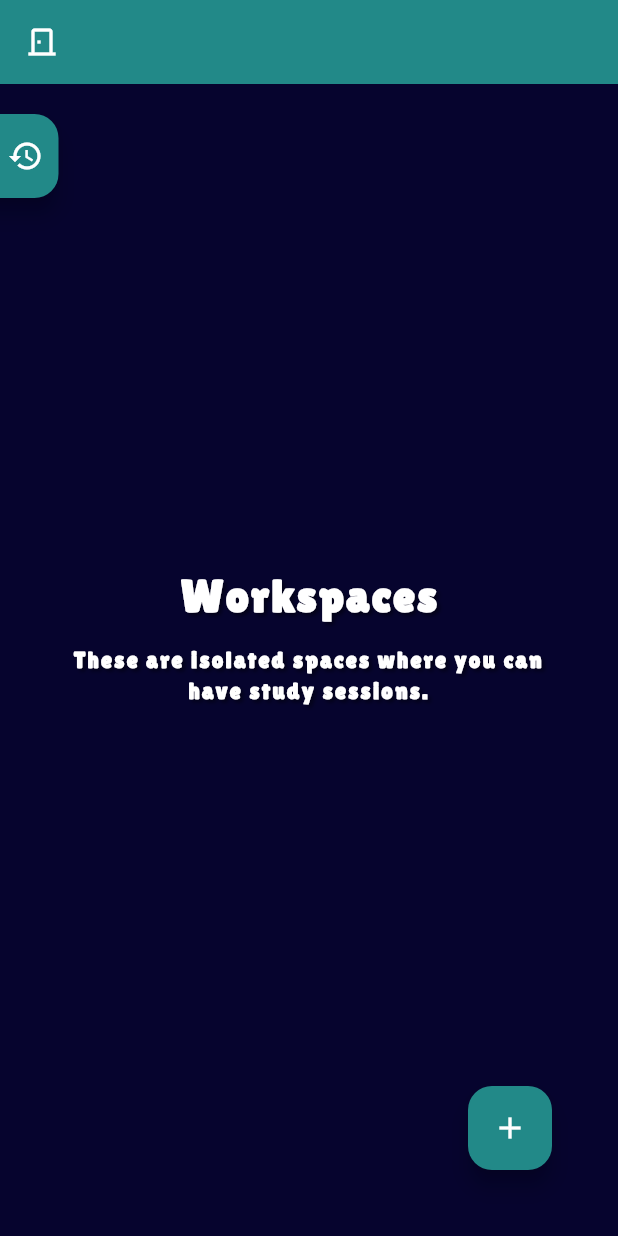
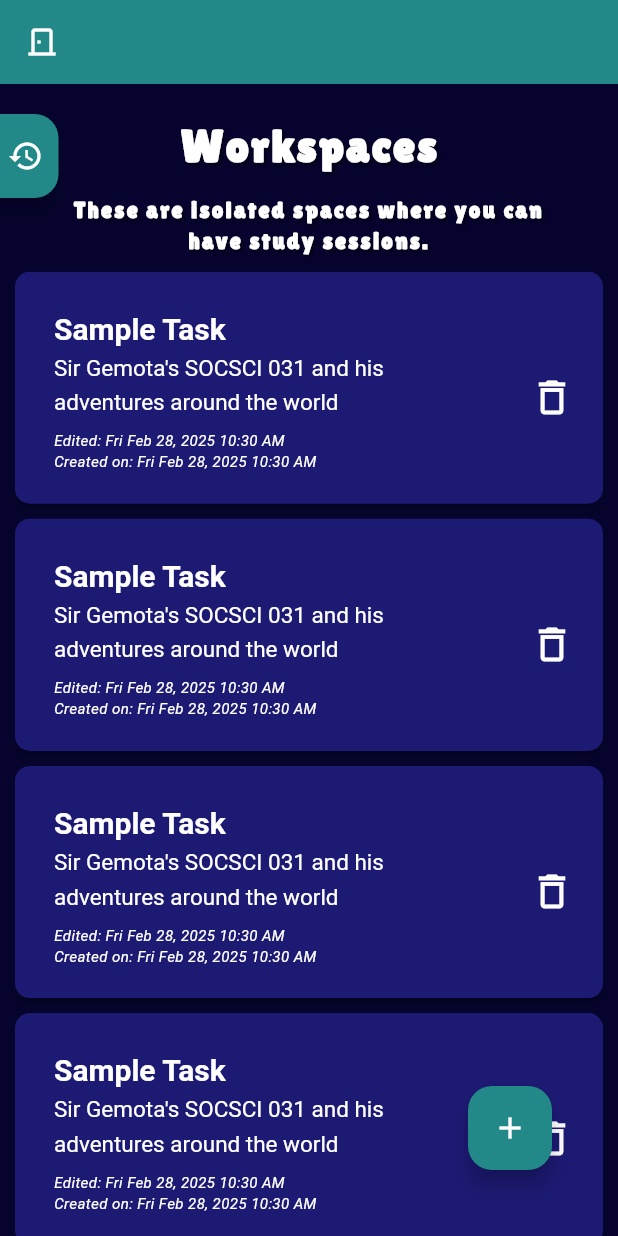
Before and after one commit to DymNomZ/stackture_mobile, a Flutter app: the HomePage screen opened directly, on a phone screen of 412 x 824 dp. Run offline on Flutter 3.47's test engine with Material 3 defaults, Android fonts, the light colour scheme and no system bars; drawn by our look-alikes of reorderable_grid_view.

Commit message:
Added cards

```diff
--- a/lib/home_page.dart
+++ b/lib/home_page.dart
@@ -1,8 +1,10 @@
 import 'package:flutter/material.dart';
+import 'package:intl/intl.dart';
 import 'package:reorderable_grid_view/reorderable_grid_view.dart';
 import 'package:stackture_mobile/recent_activity_panel.dart';
 import 'package:stackture_mobile/utils/colors.dart';
 import 'package:stackture_mobile/utils/fab_location.dart';
+import 'package:stackture_mobile/utils/task.dart';
 import 'package:stackture_mobile/utils/variables.dart';
 
 
@@ -14,11 +16,32 @@ class HomePage extends StatefulWidget {
 class _HomePageState extends State<HomePage> {
 
   bool _showRecent = false; // Controls recent activity visibility
+  List<Task> taskList = [];
+
+  //Dummy filler task
+  Task dummy = Task(
+    title: 'Sample Task', description: 'Sir Gemota\'s SOCSCI 031 and his adventures around the world',
+    content: 'Lorem ipsum...', creationTime: DateTime.now(), modifiedTime: DateTime.now()
+  );
 
   void toggleRecent() {
     setState(() {
       _showRecent = !_showRecent;
     });
+  }
+
+  //Will be used to load tasks of user
+  void loadUserTasks(){
+    //temporary fill up 10 times
+    for(int i = 0; i < 10; i++) {
+      taskList.add(dummy);
+    }
+  }
+
+  @override
+  void initState(){
+    super.initState();
+    loadUserTasks();
   }
 
   @override
@@ -52,15 +75,12 @@ class _HomePageState extends State<HomePage> {
       ),
       body: Stack(
         children: [
-          Align(
-            alignment: Alignment.topCenter,
-            child: Column(
+          Column(
             mainAxisAlignment: MainAxisAlignment.center,
             crossAxisAlignment: CrossAxisAlignment.center,
             mainAxisSize: MainAxisSize.min,
             children: [
-                SizedBox(height: 20),
-            Padding(padding: EdgeInsets.only(top:  300),
+              Padding(padding: EdgeInsets.only(top: 20),
                 child: Text(
                   "Workspaces",
                   style: TextStyle(
@@ -81,104 +101,86 @@ class _HomePageState extends State<HomePage> {
                       shadows: defaultShadow
                   ),
                 ),
-
               ),
-
               SizedBox(height: 10),
-                // Expanded(
-                //   child: ReorderableGridView.builder(
-                //     gridDelegate: SliverGridDelegateWithFixedCrossAxisCount (
-                //       crossAxisCount: 1,
-                //       childAspectRatio: 2.5
-                //     ),
-                //     itemCount: filteredNotes.length,
-                //     itemBuilder: (context, index) {
-                //       //Note currentNote = filteredNotes[index];
-                //       return Card(
-                //         key: ValueKey(index),
-                //         margin: const EdgeInsets.fromLTRB(10, 0, 10, 10),
-                //         color: StacktureColors.tertiary,
-                //         elevation: 3,
-                //         shape: RoundedRectangleBorder(
-                //             borderRadius: BorderRadius.circular(10)),
-                //         child: Padding(
-                //           padding: const EdgeInsets.all(10.0),
-                //           child: Row(
-                //             children: [
-                //               Expanded(
-                //                 child: ListTile(
-                //                   onTap: () {
-                //
-                //                   },
-                //                   title: RichText(
-                //                     maxLines: 3,
-                //                     overflow: TextOverflow.ellipsis,
-                //                     text: TextSpan(
-                //                         text: '${currentNote.title} \n',
-                //                         style: TextStyle(
-                //                             color: cardDarkMode(currentNote),
-                //                             fontWeight: FontWeight.bold,
-                //                             fontSize: 14,
-                //                             height: 1.5),
-                //                         children: [
-                //                           TextSpan(
-                //                             text: currentNote.content,
-                //                             style: TextStyle(
-                //                                 color: cardDarkMode(currentNote),
-                //                                 fontWeight: FontWeight.normal,
-                //                                 fontSize: 13,
-                //                                 height: 1.5),
-                //                           )
-                //                         ]),
-                //                   ),
-                //                   subtitle: Padding(
-                //                     padding: const EdgeInsets.only(top: 8.0),
-                //                     child: Text(
-                //                       'Edited: ${DateFormat('EEE MMM d, yyyy h:mm a').format(currentNote.modifiedTime)}\nCreated on: ${DateFormat('EEE MMM d, yyyy h:mm a').format(currentNote.creationTime)}',
-                //                       style: TextStyle(
-                //                           fontSize: 10,
-                //                           fontStyle: FontStyle.italic,
-                //                           color: cardDarkMode(currentNote)),
-                //                     ),
-                //                   ),
-                //                                 ),
-                //               ),
-                //                 Padding(
-                //                   padding: const EdgeInsets.only(top: 13.0),
-                //                   child: Column(
-                //                     children: [
-                //                       DeleteNoteButton(onPressed: () async {
-                //                       final result = await showDialog(
-                //                         context: context,
-                //                         builder: (_) => const ConfirmDelete(),
-                //                       );
-                //                       if (result != null && result) {
-                //                         setState(() {
-                //                           filteredNotes.remove(currentNote);
-                //                           currentNote.delete();
-                //                         });
-                //                       }}, note: currentNote,),
-                //                       MoveButton(onPressed: (){
-                //                         setState(() {
-                //                           isMoving = true;
-                //                           folderList(currentNote);
-                //                         });
-                //                       }),
-                //                     ],
-                //                   ),
-                //                 )
-                //             ],
-                //           )));
-                //     },
-                //     onReorder: (oldIndex, newIndex) {
-                //       setState(() {
-                //
-                //       });
-                //     },
-                //   )
-                // )
+              Expanded(
+                child: ReorderableGridView.builder(
+                  gridDelegate: SliverGridDelegateWithFixedCrossAxisCount (
+                    crossAxisCount: 1,
+                    childAspectRatio: 2.5
+                  ),
+                  itemCount: taskList.length,
+                  itemBuilder: (context, index) {
+                    Task currentTask = taskList[index];
+                    return Card(
+                      key: ValueKey(index),
+                      margin: const EdgeInsets.fromLTRB(10, 0, 10, 10),
+                      color: StacktureColors.tertiary,
+                      elevation: 3,
+                      shape: RoundedRectangleBorder(
+                          borderRadius: BorderRadius.circular(10)),
+                      child: Padding(
+                        padding: const EdgeInsets.all(10.0),
+                        child: Row(
+                          children: [
+                            Expanded(
+                              child: ListTile(
+                                onTap: () {
+                                  print('OPENS TASK TREE');
+                                },
+                                title: RichText(
+                                  maxLines: 3,
+                                  overflow: TextOverflow.ellipsis,
+                                  text: TextSpan(
+                                      text: '${currentTask.title} \n',
+                                      style: TextStyle(
+                                          color: Colors.white,
+                                          fontWeight: FontWeight.bold,
+                                          fontSize: 20,
+                                          height: 1.5),
+                                      children: [
+                                        TextSpan(
+                                          text: currentTask.description,
+                                          style: TextStyle(
+                                              color: Colors.white,
+                                              fontWeight: FontWeight.normal,
+                                              fontSize: 15,
+                                              height: 1.5),
+                                        )
+                                      ]),
+                                ),
+                                subtitle: Padding(
+                                  padding: const EdgeInsets.only(top: 8.0),
+                                  child: Text(
+                                    'Edited: ${DateFormat('EEE MMM d, yyyy h:mm a').format(currentTask.modifiedTime)}\nCreated on: ${DateFormat('EEE MMM d, yyyy h:mm a').format(currentTask.creationTime)}',
+                                    style: TextStyle(
+                                        fontSize: 10,
+                                        fontStyle: FontStyle.italic,
+                                        color: Colors.white,
+                                  ),
+                                ),
+                              ),
+                            )),
+                          Padding(
+                            padding: const EdgeInsets.only(top: 13.0),
+                            child: IconButton(
+                              icon: Icon(Icons.delete_outline, color: Colors.white, size: 30),
+                              onPressed: () {
+                                print('REMOVE TASK');
+                              },
+                            ),
+                          )
                       ],
-            ),
+                    )));
+                  },
+                  onReorder: (oldIndex, newIndex) {
+                    setState(() {
+                      //ignore
+                    });
+                  },
+                )
+              )
+            ],
           ),
           RecentActivityPanel(isVisible: _showRecent),
           AnimatedPositioned(
--- a/lib/main.dart
+++ b/lib/main.dart
@@ -1,7 +1,5 @@
 import 'package:flutter/material.dart';
 import 'package:stackture_mobile/auth_page.dart';
-import 'package:stackture_mobile/sign_in_page.dart';
-import 'package:stackture_mobile/splash_screen.dart';
 
 void main() {
   runApp(const MyApp());
--- a/lib/sign_in_page.dart
+++ b/lib/sign_in_page.dart
@@ -117,7 +117,7 @@ class _SignInPageState extends State<SignInPage> with SingleTickerProviderStateM
               ),
             SizedBox(height: 10),
             isLoading
-                ? CircularProgressIndicator()
+                ? CircularProgressIndicator(color: Colors.white)
                 : DefaultButton(
               text: "Submit",
               function: () {
--- /dev/null
+++ b/lib/utils/task.dart
@@ -0,0 +1,15 @@
+class Task {
+
+  String title;
+  String description;
+  String content;
+  DateTime modifiedTime;
+  DateTime creationTime;
+
+  Task({
+    required this.title, required this.description,
+    required this.content, required this.modifiedTime,
+    required this.creationTime
+  });
+
+}
```
Also changed, not shown: pubspec.lock. Lines whose indentation alone changed are shown as unchanged.
